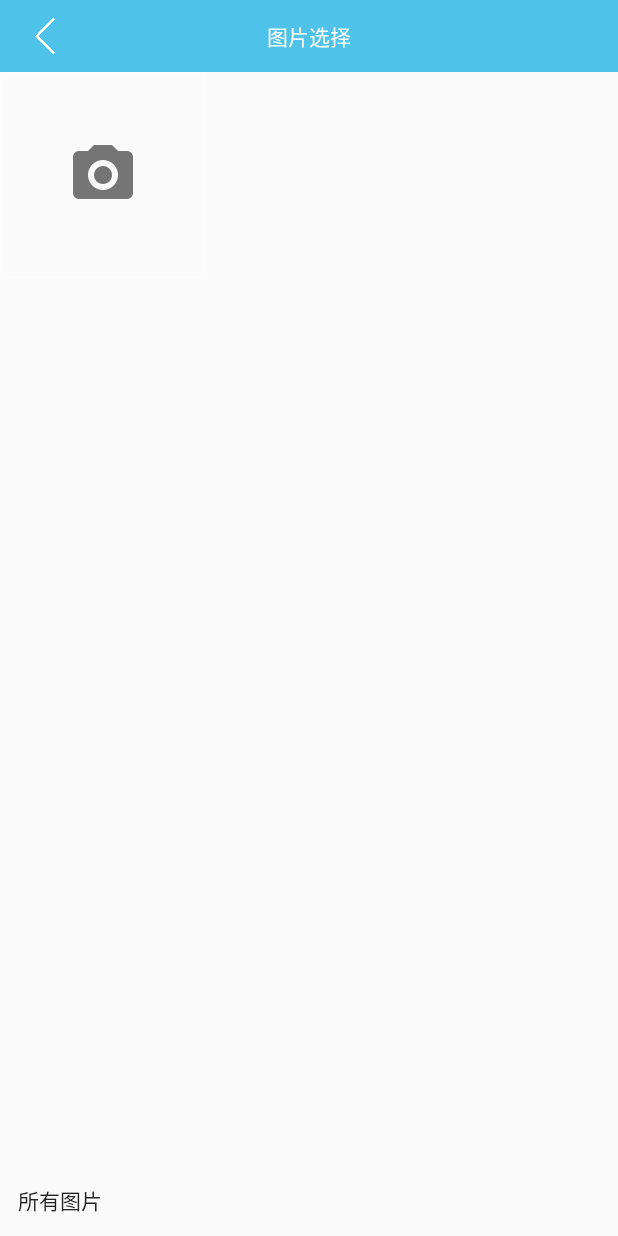
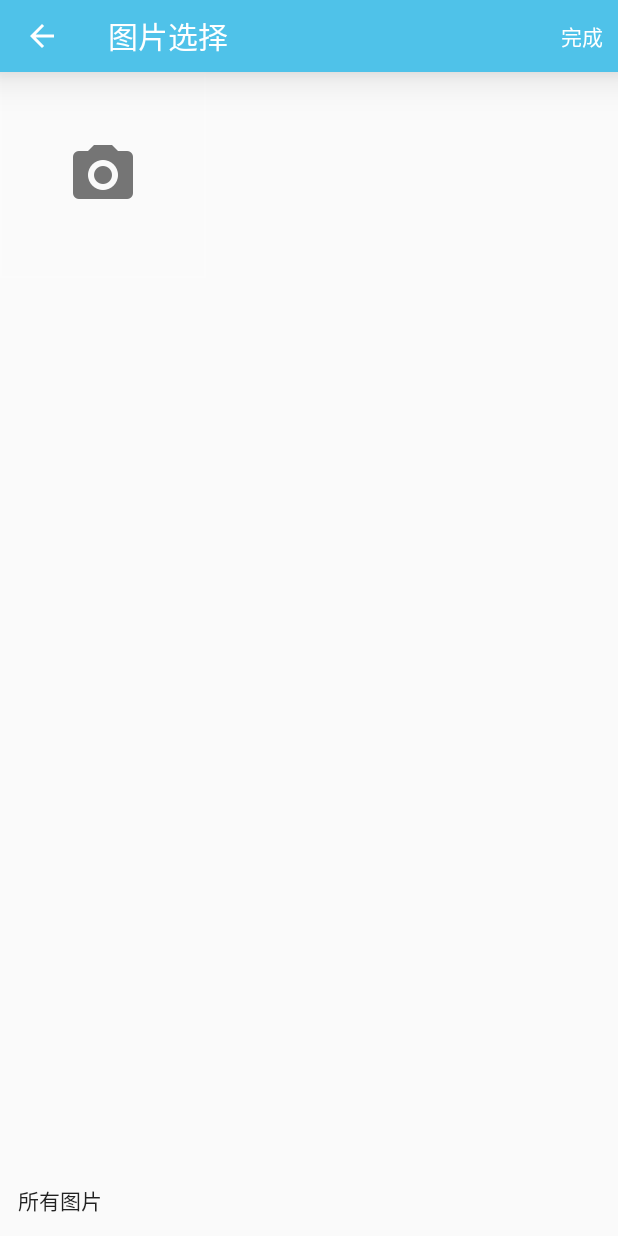
Before and after one commit to MasterFan2/TestWeather, an Android app: the PhotoPickerActivity screen opened directly, with no data from a screen before it, on a phone screen of 412 x 824 dp. Run offline under Robolectric (Android 15) with nearby library versions, the phone set to English and light mode, and no system bars; our stand-ins replace Picasso; libraries missing offline, so code that uses them is left out: com.umeng.analytics; pictures from the network do not load; 1 statement that could not run was skipped.

```diff
--- a/app/src/main/java/com/way/fragment/WeatherFragment.java
+++ b/app/src/main/java/com/way/fragment/WeatherFragment.java
@@ -139,7 +139,6 @@ public class WeatherFragment extends Fragment implements ITaskManager,SwipeRefre
 		@Override
 		public void success(TwitterMainResp mainResp, Response response) {
 
-			S.o(":::读取数据完成, 开始接收推送消息");
 			if(onDataReceive != null) {
 				onDataReceive.onDataReceived();
 			}
--- a/app/src/main/java/photopicker/PhotoPickerActivity.java
+++ b/app/src/main/java/photopicker/PhotoPickerActivity.java
@@ -8,7 +8,6 @@ import android.support.v7.app.AppCompatActivity;
 import android.support.v7.widget.Toolbar;
 import android.view.Menu;
 import android.view.MenuItem;
-import android.view.View;
 import android.widget.Toast;
 
 import com.umeng.analytics.MobclickAgent;
@@ -67,24 +66,18 @@ public class PhotoPickerActivity extends AppCompatActivity {
 
     setContentView(R.layout.activity_photo_picker);
 
-    findViewById(R.id.back_img).setOnClickListener(new View.OnClickListener() {
-      @Override
-      public void onClick(View v) {
-        finish();
-      }
-    });
-//    Toolbar mToolbar = (Toolbar) findViewById(R.id.toolbar);
-//    setSupportActionBar(mToolbar);
-//    setTitle("图片选择");
+    Toolbar mToolbar = (Toolbar) findViewById(R.id.toolbar);
+    setSupportActionBar(mToolbar);
+    setTitle("图片选择");
 
-//    ActionBar actionBar = getSupportActionBar();
-//
-//    assert actionBar != null;
-//    actionBar.setDisplayHomeAsUpEnabled(true);
-//
-//    if (Build.VERSION.SDK_INT >= Build.VERSION_CODES.LOLLIPOP) {
-//      actionBar.setElevation(25);
-//    }
+    ActionBar actionBar = getSupportActionBar();
+
+    assert actionBar != null;
+    actionBar.setDisplayHomeAsUpEnabled(true);
+
+    if (Build.VERSION.SDK_INT >= Build.VERSION_CODES.LOLLIPOP) {
+      actionBar.setElevation(25);
+    }
 
     maxCount = getIntent().getIntExtra(EXTRA_MAX_COUNT, DEFAULT_MAX_COUNT);
 
--- a/app/src/main/res/layout/activity_photo_picker.xml
+++ b/app/src/main/res/layout/activity_photo_picker.xml
@@ -5,28 +5,7 @@
     android:orientation="vertical"
     tools:context="${relativePackage}.${activityClass}">
 
-  <!--<include layout="@layout/picker_toolbar" />-->
-    <RelativeLayout
-        android:layout_width="match_parent"
-        android:layout_height="?attr/actionBarSize"
-        android:background="@color/title_blue"
-        >
-        <ImageView
-            android:id="@+id/back_img"
-            android:layout_width="60dp"
-            android:layout_height="match_parent"
-            android:src="@mipmap/ic_back"
-            android:layout_alignParentLeft="true"
-            />
-        <TextView
-            android:layout_width="wrap_content"
-            android:layout_height="match_parent"
-            android:text="图片选择"
-            android:gravity="center"
-            android:textColor="@android:color/white"
-            android:layout_centerInParent="true"
-            />
-    </RelativeLayout>
+    <include layout="@layout/picker_toolbar" />
 
     <FrameLayout
         android:id="@+id/container"
--- a/app/src/main/res/layout/picker_toolbar.xml
+++ b/app/src/main/res/layout/picker_toolbar.xml
@@ -1,5 +1,6 @@
 <?xml version="1.0" encoding="utf-8"?>
-<android.support.v7.widget.Toolbar xmlns:android="http://schemas.android.com/apk/res/android"
+<android.support.v7.widget.Toolbar
+    xmlns:android="http://schemas.android.com/apk/res/android"
     xmlns:app="http://schemas.android.com/apk/res-auto"
     android:layout_width="match_parent"
     android:layout_height="?attr/actionBarSize"
```
Also changed, not shown: app/build.gradle (+9 -5 lines), app/src/main/java/com/way/receiver/GeTuiReceiver.java (+58 -5 lines), app/src/main/java/com/way/yahoo/MainActivity.java (+0 -27 lines), app/src/main/java/com/way/yahoo/MasterApplication.java (+31 -0 lines), 1 other file. Lines whose indentation alone changed are shown as unchanged.
